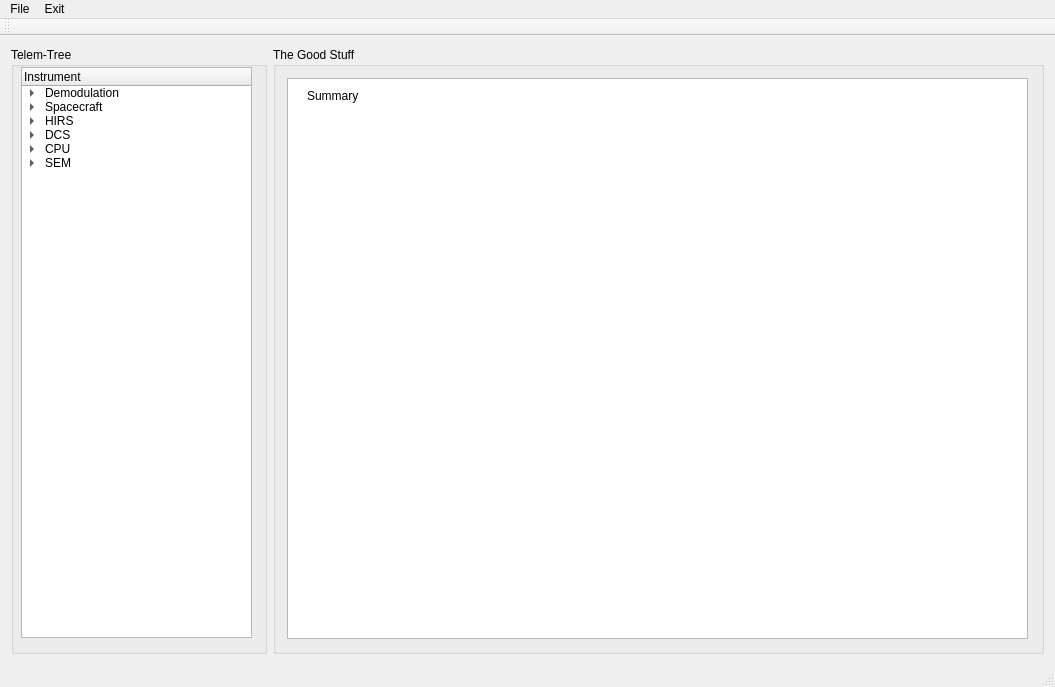
The window that mainwindow.ui (nebarnix/PDT-TelemetryExplorer) describes before a commit, drawn with Qt 5.
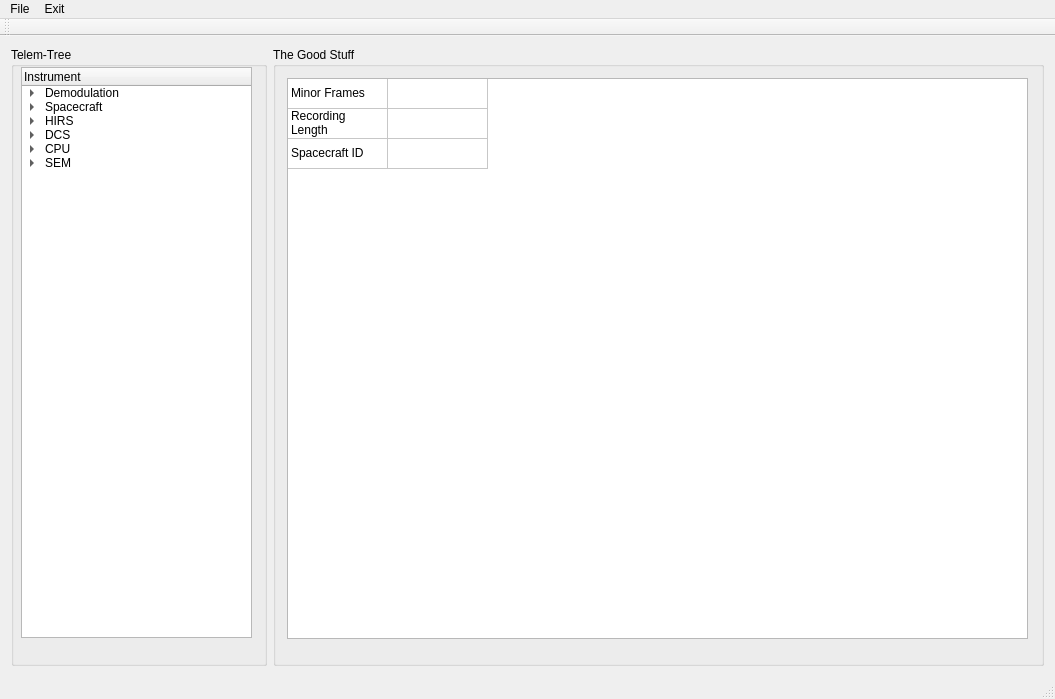
The same window after the commit. The open tabs and pages were chosen to show the change. Custom widgets are drawn as their Qt base class.

```diff
--- a/mainwindow.ui
+++ b/mainwindow.ui
@@ -7,7 +7,7 @@
     <x>0</x>
     <y>0</y>
     <width>1055</width>
-    <height>687</height>
+    <height>699</height>
    </rect>
   </property>
   <property name="windowTitle">
@@ -230,19 +230,44 @@
                <height>561</height>
               </rect>
              </property>
-            </widget>
-            <widget class="QLabel" name="label_2">
-             <property name="geometry">
-              <rect>
-               <x>20</x>
-               <y>10</y>
-               <width>71</width>
-               <height>16</height>
-              </rect>
+             <property name="cornerButtonEnabled">
+              <bool>false</bool>
              </property>
-             <property name="text">
-              <string>Summary</string>
+             <property name="rowCount">
+              <number>3</number>
              </property>
+             <property name="columnCount">
+              <number>2</number>
+             </property>
+             <attribute name="horizontalHeaderVisible">
+              <bool>false</bool>
+             </attribute>
+             <attribute name="horizontalHeaderMinimumSectionSize">
+              <number>75</number>
+             </attribute>
+             <attribute name="verticalHeaderVisible">
+              <bool>false</bool>
+             </attribute>
+             <row/>
+             <row/>
+             <row/>
+             <column/>
+             <column/>
+             <item row="0" column="0">
+              <property name="text">
+               <string>Minor Frames</string>
+              </property>
+             </item>
+             <item row="1" column="0">
+              <property name="text">
+               <string>Recording Length</string>
+              </property>
+             </item>
+             <item row="2" column="0">
+              <property name="text">
+               <string>Spacecraft ID</string>
+              </property>
+             </item>
             </widget>
            </widget>
            <widget class="QWidget" name="RawHex">
```
Left out of the diff: 187 changed lines with no effect on the pictures.
